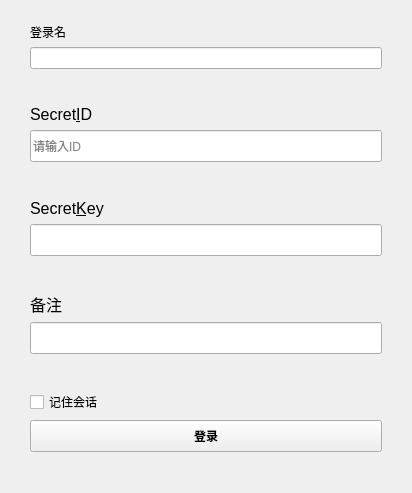
The window that CloudBrowser/qosbrowser/src/fend/uilogin/uilogindialog.ui (Rdjroot/CloudBrowser) describes before a commit, drawn with Qt 5.
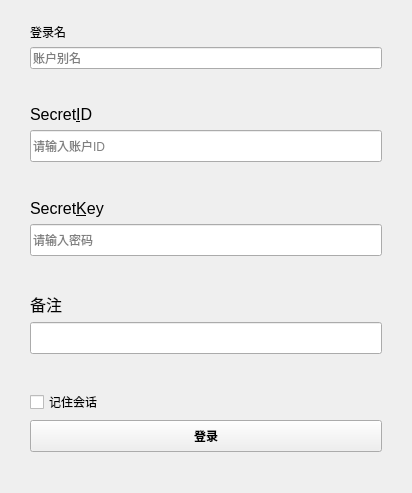
The same window after the commit. Custom widgets are drawn as their Qt base class.

Patch:
```diff
--- a/CloudBrowser/qosbrowser/src/fend/uilogin/uilogindialog.ui
+++ b/CloudBrowser/qosbrowser/src/fend/uilogin/uilogindialog.ui
@@ -41,7 +41,14 @@
     </widget>
    </item>
    <item>
-    <widget class="UiComboLine" name="lineLoginName"/>
+    <widget class="UiComboLine" name="lineLoginName">
+     <property name="text">
+      <string/>
+     </property>
+     <property name="placeholderText">
+      <string>账户别名</string>
+     </property>
+    </widget>
    </item>
    <item>
     <spacer name="verticalSpacer_2">
@@ -86,7 +93,7 @@
       </size>
      </property>
      <property name="placeholderText">
-      <string>请输入ID</string>
+      <string>请输入账户ID</string>
      </property>
      <property name="clearButtonEnabled">
       <bool>false</bool>
@@ -141,6 +148,9 @@
      <property name="echoMode">
       <enum>QLineEdit::EchoMode::Password</enum>
      </property>
+     <property name="placeholderText">
+      <string>请输入密码</string>
+     </property>
     </widget>
    </item>
    <item>
@@ -270,6 +280,11 @@
   </layout>
  </widget>
  <customwidgets>
+  <customwidget>
+   <class>UiPushButton</class>
+   <extends>QPushButton</extends>
+   <header location="global">src/fend/uicom/uipushbutton.h</header>
+  </customwidget>
   <customwidget>
    <class>UiKeywordEdit</class>
    <extends>QLineEdit</extends>
@@ -280,11 +295,6 @@
    <extends>QLineEdit</extends>
    <header>src/fend/uicom/uicomboline.h</header>
   </customwidget>
-  <customwidget>
-   <class>UiPushButton</class>
-   <extends>QPushButton</extends>
-   <header location="global">src/fend/uicom/uipushbutton.h</header>
-  </customwidget>
  </customwidgets>
  <resources/>
  <connections/>
```
